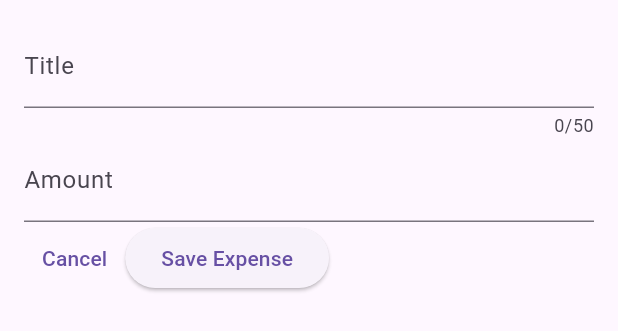
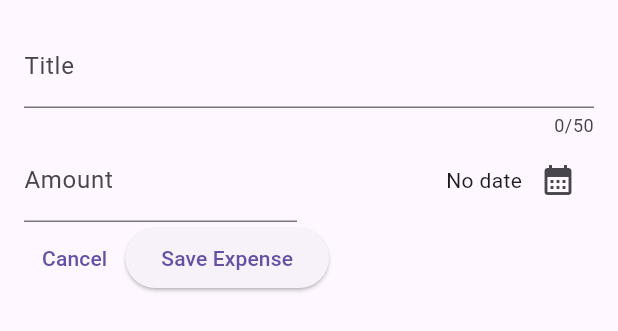
Before and after one commit to Vivekk-11/Expense-Tracker-App, a Flutter app: the NewExpense widget shown alone on an empty page, opened directly, on a phone screen of 412 x 824 dp. Shown: the top 331 px of the screen. Run offline on Flutter 3.47's test engine with Material 3 defaults, Android fonts, the phone set to English and light mode, and no system bars.

Commit message:
added a date picker

```diff
--- a/lib/widgets/new_expense.dart
+++ b/lib/widgets/new_expense.dart
@@ -1,4 +1,5 @@
 import 'package:flutter/material.dart';
+import 'package:fourth_app/models/expense.dart';
 
 class NewExpense extends StatefulWidget {
   const NewExpense({super.key});
@@ -11,6 +12,21 @@ class NewExpense extends StatefulWidget {
 class _NewExpense extends State<NewExpense> {
   final _titleController = TextEditingController();
   final _amountController = TextEditingController();
+  DateTime? _pickedDate;
+
+  void _presentDatePicker() async {
+    final now = DateTime.now();
+    final firstDate = DateTime(now.year - 1, now.month, now.day);
+    final selectedDate = await showDatePicker(
+      context: context,
+      initialDate: now,
+      firstDate: firstDate,
+      lastDate: now,
+    );
+    setState(() {
+      _pickedDate = selectedDate;
+    });
+  }
 
   @override
   void dispose() {
@@ -32,13 +48,38 @@ class _NewExpense extends State<NewExpense> {
               label: Text("Title"),
             ),
           ),
-          TextField(
+          Row(
+            children: [
+              Expanded(
+                child: TextField(
                   controller: _amountController,
                   keyboardType: TextInputType.number,
                   decoration: const InputDecoration(
                     label: Text("Amount"),
                     prefixText: '\$',
                   ),
+                ),
+              ),
+              const SizedBox(
+                width: 16,
+              ),
+              Expanded(
+                  child: Row(
+                mainAxisAlignment: MainAxisAlignment.end,
+                crossAxisAlignment: CrossAxisAlignment.center,
+                children: [
+                  Text(_pickedDate == null
+                      ? "No date"
+                      : formatter.format(_pickedDate!)),
+                  IconButton(
+                    onPressed: _presentDatePicker,
+                    icon: const Icon(
+                      Icons.calendar_month,
+                    ),
+                  )
+                ],
+              ))
+            ],
           ),
           Row(
             children: [
```
Lines whose indentation alone changed are shown as unchanged.
